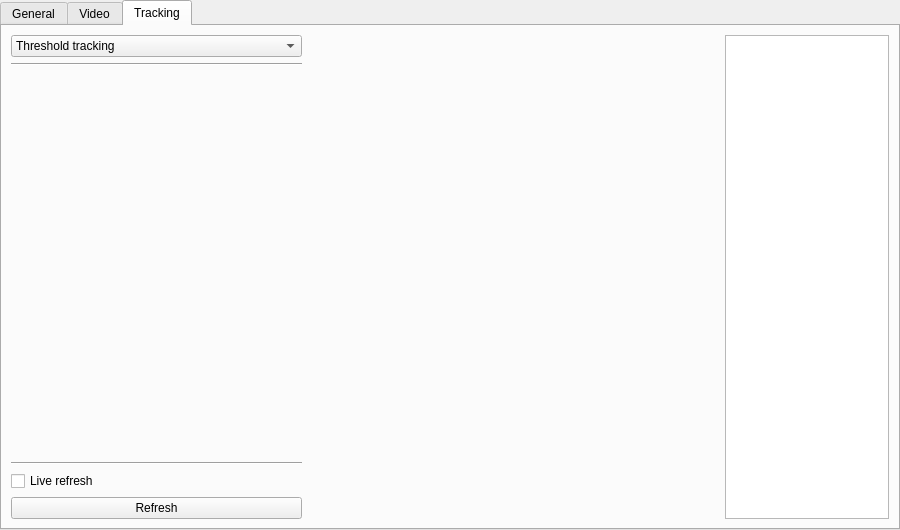
Above: configwindow.ui from fgu-cas/kachna-tracker before the change. Below: the same form after it.
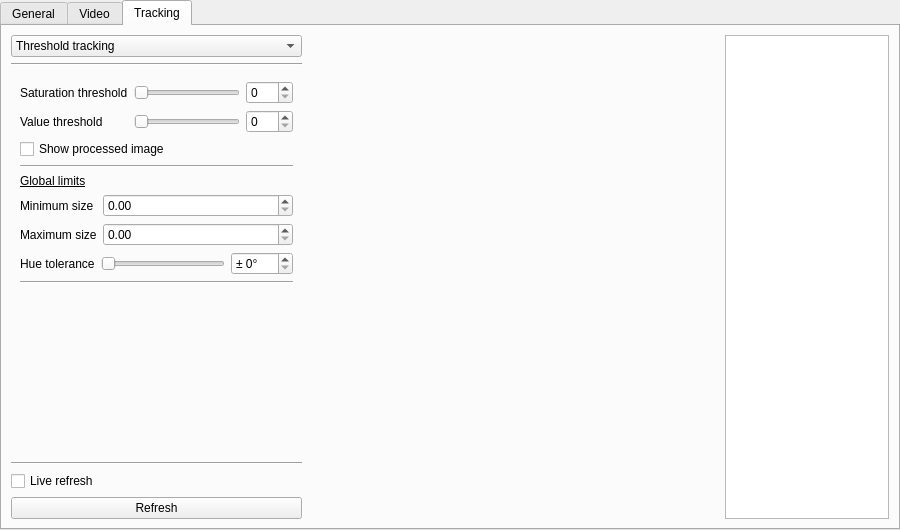
That is the form after the change. The open tabs and pages were chosen to show the change. Custom widgets are drawn as their Qt base class.

What changed in the file:
```diff
--- a/configwindow.ui
+++ b/configwindow.ui
@@ -985,16 +985,184 @@
         <widget class="QWidget" name="page_2">
          <layout class="QVBoxLayout" name="verticalLayout_7">
           <item>
-           <widget class="ColorSelector" name="ratFrontSelector" native="true"/>
+           <layout class="QFormLayout" name="formLayout_5">
+            <item row="0" column="0">
+             <widget class="QLabel" name="label">
+              <property name="text">
+               <string>Saturation threshold</string>
+              </property>
+             </widget>
+            </item>
+            <item row="0" column="1">
+             <layout class="QHBoxLayout" name="horizontalLayout_14">
+              <item>
+               <widget class="QSlider" name="satSlider">
+                <property name="maximum">
+                 <number>255</number>
+                </property>
+                <property name="orientation">
+                 <enum>Qt::Horizontal</enum>
+                </property>
+               </widget>
+              </item>
+              <item>
+               <widget class="QSpinBox" name="satBox">
+                <property name="maximum">
+                 <number>255</number>
+                </property>
+               </widget>
+              </item>
+             </layout>
+            </item>
+            <item row="1" column="0">
+             <widget class="QLabel" name="label_11">
+              <property name="text">
+               <string>Value threshold</string>
+              </property>
+             </widget>
+            </item>
+            <item row="1" column="1">
+             <layout class="QHBoxLayout" name="horizontalLayout_16">
+              <item>
+               <widget class="QSlider" name="valSlider">
+                <property name="maximum">
+                 <number>255</number>
+                </property>
+                <property name="orientation">
+                 <enum>Qt::Horizontal</enum>
+                </property>
+               </widget>
+              </item>
+              <item>
+               <widget class="QSpinBox" name="valBox">
+                <property name="maximum">
+                 <number>255</number>
+                </property>
+               </widget>
+              </item>
+             </layout>
+            </item>
+           </layout>
           </item>
           <item>
-           <widget class="ColorSelector" name="ratBackSelector" native="true"/>
+           <widget class="QCheckBox" name="colorthresholdBox">
+            <property name="text">
+             <string>Show processed image</string>
+            </property>
+           </widget>
           </item>
           <item>
-           <widget class="ColorSelector" name="robotFrontSelector" native="true"/>
+           <widget class="Line" name="line_7">
+            <property name="orientation">
+             <enum>Qt::Horizontal</enum>
+            </property>
+           </widget>
           </item>
           <item>
-           <widget class="ColorSelector" name="robotBackSelector" native="true"/>
+           <widget class="QLabel" name="label_37">
+            <property name="text">
+             <string>&lt;html&gt;&lt;head/&gt;&lt;body&gt;&lt;p&gt;&lt;span style=&quot; text-decoration: underline;&quot;&gt;Global limits&lt;/span&gt;&lt;/p&gt;&lt;/body&gt;&lt;/html&gt;</string>
+            </property>
+           </widget>
+          </item>
+          <item>
+           <layout class="QFormLayout" name="formLayout_6">
+            <item row="0" column="0">
+             <widget class="QLabel" name="label_36">
+              <property name="text">
+               <string>Minimum size</string>
+              </property>
+             </widget>
+            </item>
+            <item row="0" column="1">
+             <layout class="QHBoxLayout" name="horizontalLayout_17">
+              <item>
+               <widget class="QDoubleSpinBox" name="globminBox">
+                <property name="maximum">
+                 <double>25.000000000000000</double>
+                </property>
+                <property name="singleStep">
+                 <double>0.100000000000000</double>
+                </property>
+               </widget>
+              </item>
+             </layout>
+            </item>
+            <item row="1" column="0">
+             <widget class="QLabel" name="label_38">
+              <property name="text">
+               <string>Maximum size</string>
+              </property>
+             </widget>
+            </item>
+            <item row="1" column="1">
+             <layout class="QHBoxLayout" name="horizontalLayout_18">
+              <item>
+               <widget class="QDoubleSpinBox" name="globmaxBox">
+                <property name="maximum">
+                 <double>25.000000000000000</double>
+                </property>
+                <property name="singleStep">
+                 <double>0.100000000000000</double>
+                </property>
+               </widget>
+              </item>
+             </layout>
+            </item>
+           </layout>
+          </item>
+          <item>
+           <layout class="QHBoxLayout" name="horizontalLayout_15">
+            <item>
+             <widget class="QLabel" name="label_39">
+              <property name="text">
+               <string>Hue tolerance</string>
+              </property>
+             </widget>
+            </item>
+            <item>
+             <widget class="QSlider" name="hueToleranceSlider">
+              <property name="maximum">
+               <number>255</number>
+              </property>
+              <property name="orientation">
+               <enum>Qt::Horizontal</enum>
+              </property>
+             </widget>
+            </item>
+            <item>
+             <widget class="QSpinBox" name="hueToleranceBox">
+              <property name="suffix">
+               <string>°</string>
+              </property>
+              <property name="prefix">
+               <string>± </string>
+              </property>
+              <property name="maximum">
+               <number>255</number>
+              </property>
+             </widget>
+            </item>
+           </layout>
+          </item>
+          <item>
+           <widget class="Line" name="line_11">
+            <property name="orientation">
+             <enum>Qt::Horizontal</enum>
+            </property>
+           </widget>
+          </item>
+          <item>
+           <widget class="PointSelector" name="ratFrontSelector" native="true"/>
+          </item>
+          <item>
+           <widget class="PointSelector" name="ratBackSelector" native="true"/>
+          </item>
+          <item>
+           <widget class="PointSelector" name="robotFrontSelector" native="true"/>
+          </item>
+          <item>
+           <widget class="PointSelector" name="robotBackSelector" native="true"/>
           </item>
           <item>
            <spacer name="verticalSpacer_5">
@@ -1050,17 +1218,17 @@
   </widget>
  </widget>
  <customwidgets>
+  <customwidget>
+   <class>PointSelector</class>
+   <extends>QWidget</extends>
+   <header>pointselector.h</header>
+   <container>1</container>
+  </customwidget>
   <customwidget>
    <class>MaskLabel</class>
    <extends>QLabel</extends>
    <header>masklabel.h</header>
   </customwidget>
-  <customwidget>
-   <class>ColorSelector</class>
-   <extends>QWidget</extends>
-   <header>colorselector.h</header>
-   <container>1</container>
-  </customwidget>
  </customwidgets>
  <resources/>
  <connections/>
```
Left out of the diff: 189 changed lines with no effect on the pictures.
